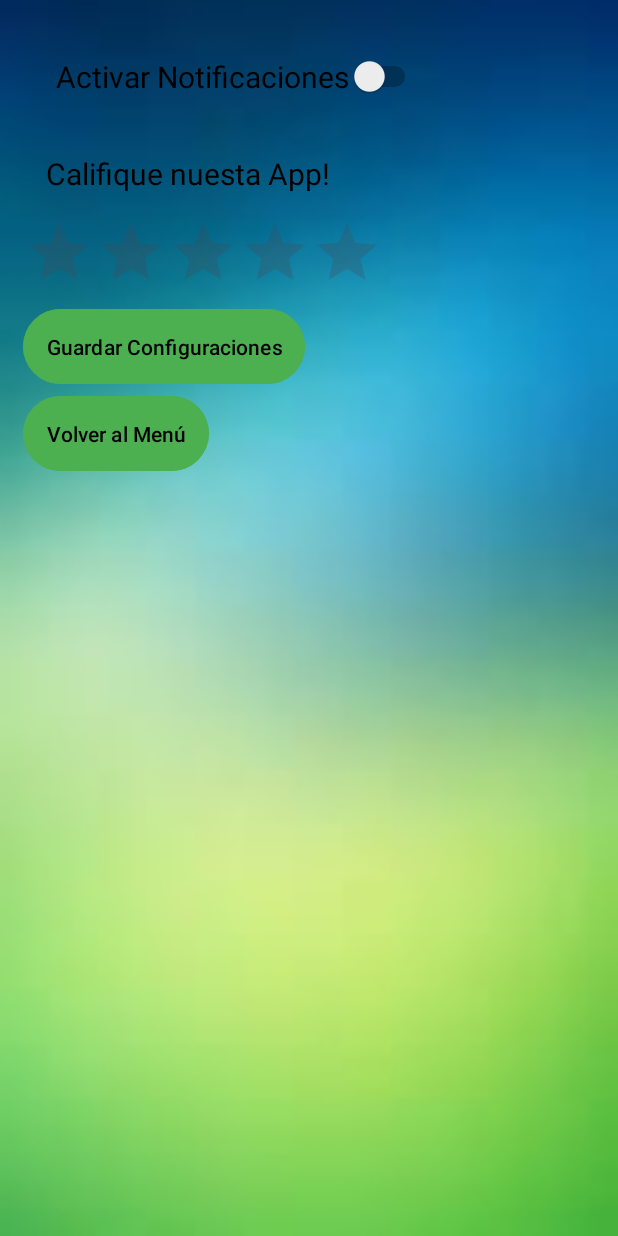
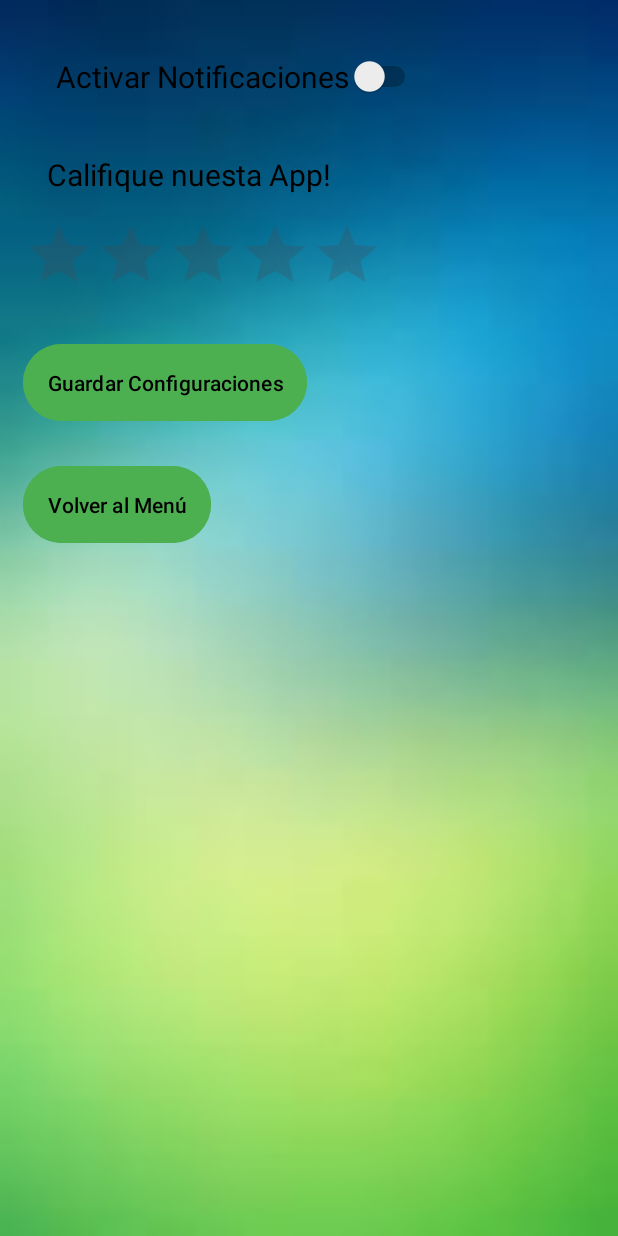
Before and after one commit to Ferna-n/Prototipov1, an Android app: the SettingsActivity screen opened directly, with no data from a screen before it, on a phone screen of 412 x 824 dp. Run offline under Robolectric (Android 15) with nearby library versions, the light colour scheme and no system bars.

Commit message:
Cuarto commit

```diff
--- a/app/src/main/res/layout/activity_add_plant.xml
+++ b/app/src/main/res/layout/activity_add_plant.xml
@@ -53,10 +53,11 @@
 
     <Button
         android:id="@+id/btn_back"
-        android:layout_width="wrap_content"
+        android:layout_width="128dp"
         android:layout_height="wrap_content"
         android:layout_gravity="center"
         android:backgroundTint="#4CAF50"
+        android:padding="16dp"
         android:text="Volver"
         android:textColor="#000000" />
 
--- a/app/src/main/res/layout/activity_plant_care_guide.xml
+++ b/app/src/main/res/layout/activity_plant_care_guide.xml
@@ -14,15 +14,12 @@
         android:textColor="#000000"
         android:textSize="20sp" />
 
-    <Space
-        android:layout_width="match_parent"
-        android:layout_height="557dp" />
-
     <Button
         android:id="@+id/btn_back"
         android:layout_width="101dp"
         android:layout_height="wrap_content"
         android:layout_gravity="center"
+        android:padding="16dp"
         android:backgroundTint="#4CAF50"
         android:text="Volver"
         android:textColor="#000000" />
--- a/app/src/main/res/layout/activity_settings.xml
+++ b/app/src/main/res/layout/activity_settings.xml
@@ -20,7 +20,7 @@
         android:id="@+id/textView"
         android:layout_width="match_parent"
         android:layout_height="wrap_content"
-        android:padding="15dp"
+        android:padding="16dp"
         android:text="Califique nuesta App!"
         android:textColor="#000000"
         android:textColorHighlight="#000000"
@@ -35,21 +35,29 @@
         android:rating="0"
         android:stepSize="1" />
 
+    <Space
+        android:layout_width="match_parent"
+        android:layout_height="22dp" />
+
     <Button
         android:id="@+id/btn_save_settings"
         android:layout_width="wrap_content"
         android:layout_height="wrap_content"
         android:backgroundTint="#4CAF50"
-        android:padding="15dp"
+        android:padding="16dp"
         android:text="Guardar Configuraciones"
         android:textColor="#000000" />
+
+    <Space
+        android:layout_width="match_parent"
+        android:layout_height="22dp" />
 
     <Button
         android:id="@+id/btn_back"
         android:layout_width="wrap_content"
         android:layout_height="wrap_content"
         android:backgroundTint="#4CAF50"
-        android:padding="15dp"
+        android:padding="16dp"
         android:text="Volver al Menú"
         android:textColor="#000000" />
 </LinearLayout>
--- a/app/src/main/res/layout/item_plant.xml
+++ b/app/src/main/res/layout/item_plant.xml
@@ -34,6 +34,8 @@
         android:layout_gravity="center"
         android:backgroundTint="#4CAF50"
         android:text="Volver"
-        android:textColor="#000000" />
+        android:padding="16dp"
+        android:textColor="#000000"
+        android:visibility="visible" />
 
 </LinearLayout>
```
Also changed, not shown: app/src/main/java/com/example/plantpal/PlantDetailActivity.java (deleted, +0 -30 lines), app/src/main/res/layout/activity_login.xml (+6 -3 lines), app/src/main/res/layout/activity_plant_detail.xml (deleted, +0 -43 lines).
